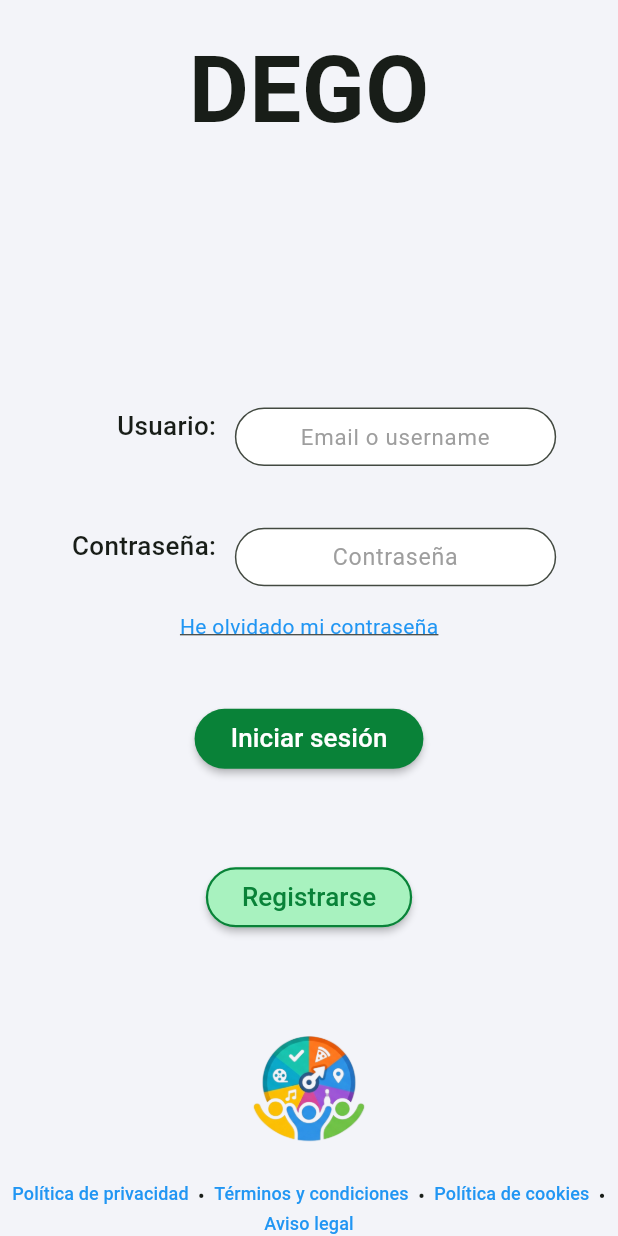
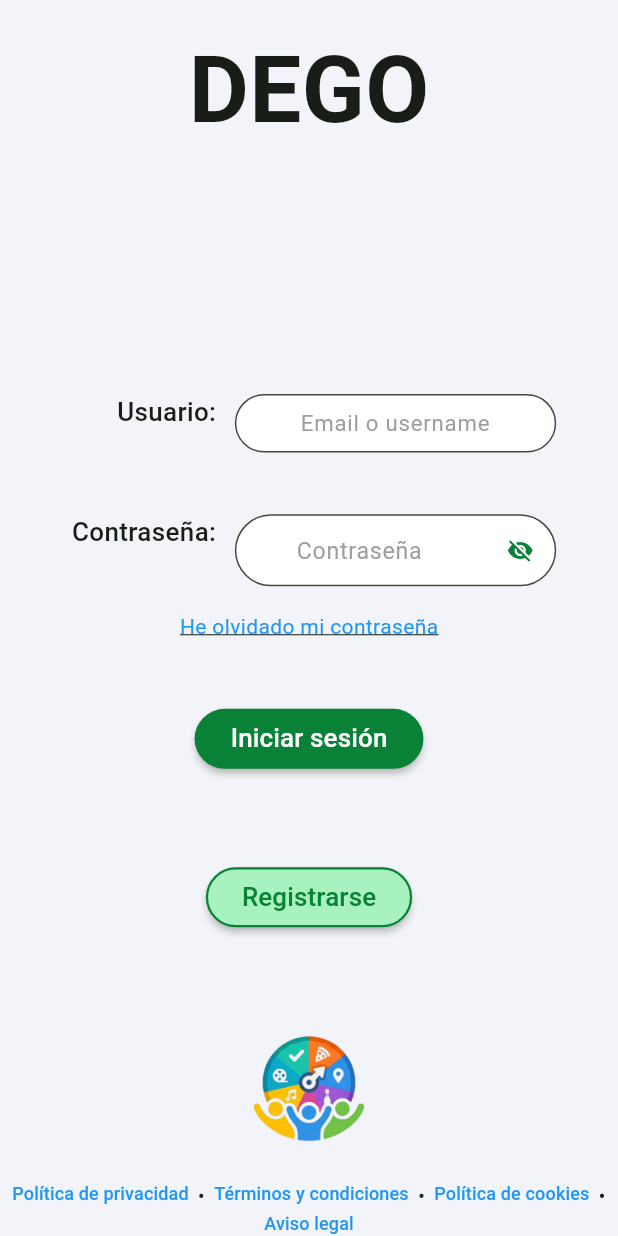
Before and after one commit to ntsec7/Dego, a Flutter app: the screen it shows after launch, on a phone screen of 412 x 824 dp. Run offline on Flutter 3.47's test engine with Material 3 defaults, Android fonts, the phone set to English and light mode, and no system bars; our stand-ins replace flutter_riverpod, google_fonts, supabase_flutter; accounts and stored records are empty; Roboto replaces fonts that are missing (Arial).

Commit message:
login con ojito

```diff
--- a/lib/screens/login.dart
+++ b/lib/screens/login.dart
@@ -22,6 +22,8 @@ class _Login extends ConsumerState<Login> {
 
   TextEditingController _name = TextEditingController();  //puede ser email o username
   TextEditingController _password = TextEditingController();
+
+   bool _passwordVisible= true;
 
   void _showResetPasswordDialog(BuildContext context) {
   final TextEditingController emailController = TextEditingController();
@@ -207,7 +209,7 @@ class _Login extends ConsumerState<Login> {
                           controller: _password,
                           cursorColor: Colors.grey,
                           textAlign: TextAlign.center,
-                          obscureText: true,
+                          obscureText: _passwordVisible,
                           enableSuggestions: false,
                           autocorrect: false,
                           style: TextStyle(
@@ -230,6 +232,19 @@ class _Login extends ConsumerState<Login> {
                             fillColor: Colors.white,
                             isDense: true, // Esto reduce el tamaño base
                             contentPadding: const EdgeInsets.symmetric(vertical: 8),
+                            suffixIcon: IconButton(
+                            icon: Icon(
+                              // Cambia el icono según el estado
+                              _passwordVisible ? Icons.visibility_off : Icons.visibility,
+                              color: Theme.of(context).primaryColor,
+                            ),
+                            onPressed: () {
+                              // Actualizamos el estado para redibujar el widget
+                              setState(() {
+                                _passwordVisible = !_passwordVisible;
+                              });
+                            },
+                          ),
                           ),
                         ),
                         ),
```
